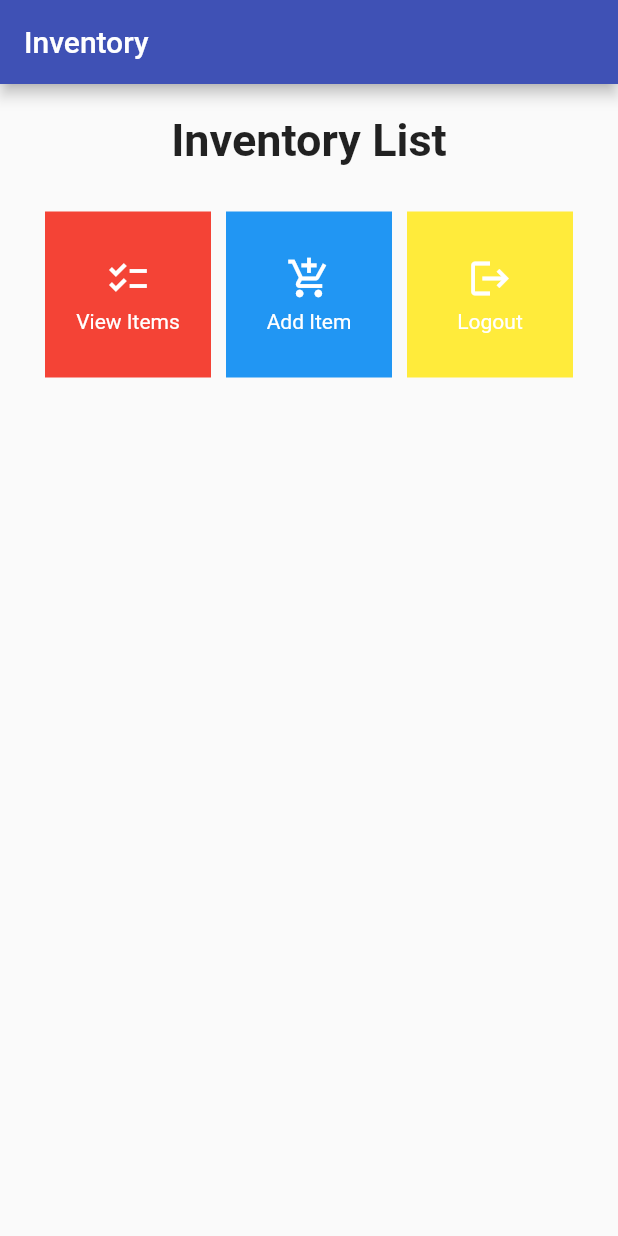
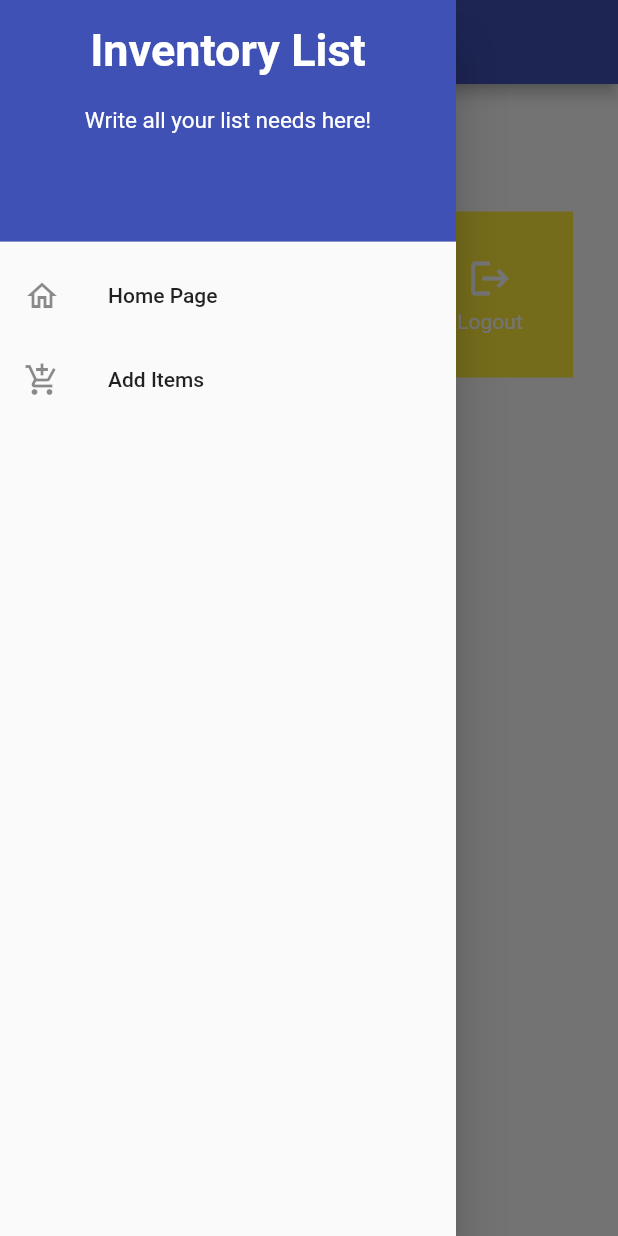
Before and after one commit to raisaafadilla/inventory-list-mobile, a Flutter app: the screen it shows after launch, with the side drawer open (before the commit the screen has no drawer), on a phone screen of 412 x 824 dp. Run offline on Flutter 3.47's test engine with Material 2 defaults, Android fonts, the light colour scheme and no system bars.

Commit message:
assignment 8

```diff
--- a/lib/main.dart
+++ b/lib/main.dart
@@ -1,5 +1,5 @@
 import 'package:flutter/material.dart';
-import 'package:inventory_list_mobile/menu.dart';
+import 'package:inventory_list_mobile/screens/menu.dart';
 
 void main() {
   runApp(const MyApp());
--- a/lib/menu.dart
+++ /dev/null
@@ -1,121 +0,0 @@
-import 'package:flutter/material.dart';
-
-class MyHomePage extends StatelessWidget {
-  MyHomePage({Key? key}) : super(key: key);
-
-  final List<InventoryItem> items = [
-    InventoryItem("View Items", Icons.checklist, Colors.red),
-    InventoryItem("Add Item", Icons.add_shopping_cart, Colors.blue),
-    InventoryItem("Logout", Icons.logout, Colors.yellow),
-  ];
-
-  // This widget is the home page of your application. It is stateful, meaning
-  // that it has a State object (defined below) that contains fields that affect
-  // how it looks.
-
-  // This class is the configuration for the state. It holds the values (in this
-  // case the title) provided by the parent (in this case the App widget) and
-  // used by the build method of the State. Fields in a Widget subclass are
-  // always marked "final".
-
-  @override
-  Widget build(BuildContext context) {
-    return Scaffold(
-      appBar: AppBar(
-        title: const Text(
-          'Inventory',
-        ),
-      ),
-      body: SingleChildScrollView(
-        // Scrolling wrapper widget
-        child: Padding(
-          padding: const EdgeInsets.all(10.0), // Set padding for the page
-          child: Column(
-            // Widget to display children vertically
-            children: <Widget>[
-              const Padding(
-                padding: EdgeInsets.only(top: 10.0, bottom: 10.0),
-                // Text widget to display text with center alignment and appropriate style
-                child: Text(
-                  'Inventory List', // Text indicating the shop name
-                  textAlign: TextAlign.center,
-                  style: TextStyle(
-                    fontSize: 30,
-                    fontWeight: FontWeight.bold,
-                  ),
-                ),
-              ),
-              // Grid layout
-              GridView.count(
-                // Container for our cards.
-                primary: true,
-                padding: const EdgeInsets.all(20),
-                crossAxisSpacing: 10,
-                mainAxisSpacing: 10,
-                crossAxisCount: 3,
-                shrinkWrap: true,
-                children: items.map((InventoryItem item) {
-                  // Iteration for each item
-                  return ShopCard(item);
-                }).toList(),
-              ),
-            ],
-          ),
-        ),
-      ),
-    );
-  }
-}
-
-class ShopCard extends StatelessWidget {
-  final InventoryItem item;
-
-  const ShopCard(this.item, {Key? key}); // Constructor
-
-  @override
-  Widget build(BuildContext context) {
-    return Material(
-      color: item.color,
-      child: InkWell(
-        // Responsive touch area
-        onTap: () {
-          // Show a SnackBar when clicked
-          ScaffoldMessenger.of(context)
-            ..hideCurrentSnackBar()
-            ..showSnackBar(SnackBar(
-                content: Text("You clicked the ${item.name} button")));
-        },
-        child: Container(
-          // Container to hold Icon and Text
-          padding: const EdgeInsets.all(8),
-          child: Center(
-            child: Column(
-              mainAxisAlignment: MainAxisAlignment.center,
-              children: [
-                Icon(
-                  item.icon,
-                  color: Colors.white,
-                  size: 30.0,
-                ),
-                const Padding(padding: EdgeInsets.all(3)),
-                Text(
-                  item.name,
-                  textAlign: TextAlign.center,
-                  style: const TextStyle(color: Colors.white),
-                ),
-              ],
-            ),
-          ),
-        ),
-      ),
-    );
-  }
-}
-
-class InventoryItem {
-  final String name;
-  final IconData icon;
-  final Color color;
-
-  InventoryItem(this.name, this.icon, this.color);
-}
--- /dev/null
+++ b/lib/screens/menu.dart
@@ -0,0 +1,83 @@
+import 'package:flutter/material.dart';
+import 'package:inventory_list_mobile/widgets/left_drawer.dart';
+import 'package:inventory_list_mobile/widgets/shop_card.dart';
+
+class MyHomePage extends StatelessWidget {
+  MyHomePage({Key? key}) : super(key: key);
+
+  final List<InventoryItem> items = [
+    InventoryItem("View Items", Icons.checklist, Colors.red),
+    InventoryItem("Add Item", Icons.add_shopping_cart, Colors.blue),
+    InventoryItem("Logout", Icons.logout, Colors.yellow),
+  ];
+
+  // This widget is the home page of your application. It is stateful, meaning
+  // that it has a State object (defined below) that contains fields that affect
+  // how it looks.
+
+  // This class is the configuration for the state. It holds the values (in this
+  // case the title) provided by the parent (in this case the App widget) and
+  // used by the build method of the State. Fields in a Widget subclass are
+  // always marked "final".
+
+  @override
+  Widget build(BuildContext context) {
+    return Scaffold(
+      appBar: AppBar(
+            title: const Text(
+              'Inventory List',
+            ),
+            backgroundColor: Colors.indigo,
+            foregroundColor: Colors.white,
+          ),
+          // Add drawer as parameter of the Scaffold widget
+          drawer: const LeftDrawer(),
+          body: SingleChildScrollView(
+            // Scrolling wrapper widget
+            child: Padding(
+              padding: const EdgeInsets.all(10.0), // Set padding for the page
+              child: Column(
+                // Widget to display children vertically
+                children: <Widget>[
+                  const Padding(
+                    padding: EdgeInsets.only(top: 10.0, bottom: 10.0),
+                    // Text widget to display text with center alignment and appropriate style
+                    child: Text(
+                      'Inventory List', // Text indicating the shop name
+                      textAlign: TextAlign.center,
+                      style: TextStyle(
+                        fontSize: 30,
+                        fontWeight: FontWeight.bold,
+                      ),
+                    ),
+                  ),
+              // Grid layout
+                GridView.count(
+                  // Container for our cards.
+                  primary: true,
+                  padding: const EdgeInsets.all(20),
+                  crossAxisSpacing: 10,
+                  mainAxisSpacing: 10,
+                  crossAxisCount: 3,
+                  shrinkWrap: true,
+                  children: items.map((InventoryItem item) {
+                    // Iteration for each item
+                    return ShopCard(item);
+                  }).toList(),
+              ),
+            ],
+          ),
+        ),
+      ),
+    );
+  }
+}
+
+
+class InventoryItem {
+  final String name;
+  final IconData icon;
+  final Color color;
+
+  InventoryItem(this.name, this.icon, this.color);
+}
--- /dev/null
+++ b/lib/widgets/left_drawer.dart
@@ -0,0 +1,71 @@
+import 'package:flutter/material.dart';
+import 'package:inventory_list_mobile/screens/menu.dart';
+import 'package:inventory_list_mobile/screens/shoplist_form.dart';
+
+class LeftDrawer extends StatelessWidget {
+  const LeftDrawer({super.key});
+
+  @override
+  Widget build(BuildContext context) {
+    return Drawer(
+      child: ListView(
+        children: [
+          const DrawerHeader(
+            decoration: BoxDecoration(
+              color: Colors.indigo,
+            ),
+            child: Column(
+              children: [
+                Text(
+                  'Inventory List',
+                  textAlign: TextAlign.center,
+                  style: TextStyle(
+                    fontSize: 30,
+                    fontWeight: FontWeight.bold,
+                    color: Colors.white,
+                  ),
+                ),
+                Padding(padding: EdgeInsets.all(10)),
+                Text(
+                  "Write all your list needs here!",
+                  textAlign: TextAlign.center,
+                  style: TextStyle(
+                    fontSize: 15,
+                    fontWeight: FontWeight.normal,
+                    color: Colors.white,
+                  ),
+                ),
+              ],
+            ),
+          ),
+          ListTile(
+            leading: const Icon(Icons.home_outlined),
+            title: const Text('Home Page'),
+            // Redirect to MyHomePage
+            onTap: () {
+              Navigator.pushReplacement(
+                context,
+                MaterialPageRoute(
+                  builder: (context) => MyHomePage(),
+                ),
+              );
+            },
+          ),
+          ListTile(
+            leading: const Icon(Icons.add_shopping_cart),
+            title: const Text('Add Items'),
+            // Redirect to ShopFormPage
+            onTap: () {
+              Navigator.pushReplacement(
+                context,
+                MaterialPageRoute(
+                  builder: (context) => ShopFormPage(),
+                ),
+              );
+            },
+          ),
+        ],
+      ),
+    );
+  }
+}
--- /dev/null
+++ b/lib/widgets/shop_card.dart
@@ -0,0 +1,58 @@
+import 'package:flutter/material.dart';
+import 'package:inventory_list_mobile/screens/menu.dart';
+import 'package:inventory_list_mobile/screens/shoplist_form.dart';
+
+class ShopCard extends StatelessWidget {
+  final InventoryItem item;
+
+  const ShopCard(this.item, {Key? key}); // Constructor
+
+  @override
+  Widget build(BuildContext context) {
+    return Material(
+      color: item.color,
+      child: InkWell(
+        // Responsive touch area
+        // Area responsive to touch
+        onTap: () {
+          // Show SnackBar when clicked
+          ScaffoldMessenger.of(context)
+            ..hideCurrentSnackBar()
+            ..showSnackBar(SnackBar(
+              content: Text("You pressed the ${item.name} button!"),
+            ));
+
+          // Navigate to the appropriate route (depending on the button type)
+          if (item.name == "Add Item") {
+            Navigator.pushReplacement(
+              context,
+              MaterialPageRoute(builder: (context) => ShopFormPage()),
+            );
+          }
+        },
+        child: Container(
+          // Container to hold Icon and Text
+          padding: const EdgeInsets.all(8),
+          child: Center(
+            child: Column(
+              mainAxisAlignment: MainAxisAlignment.center,
+              children: [
+                Icon(
+                  item.icon,
+                  color: Colors.white,
+                  size: 30.0,
+                ),
+                const Padding(padding: EdgeInsets.all(3)),
+                Text(
+                  item.name,
+                  textAlign: TextAlign.center,
+                  style: const TextStyle(color: Colors.white),
+                ),
+              ],
+            ),
+          ),
+        ),
+      ),
+    );
+  }
+}
```
Also changed, not shown: lib/screens/shoplist_form.dart (added, +161 -0 lines).
